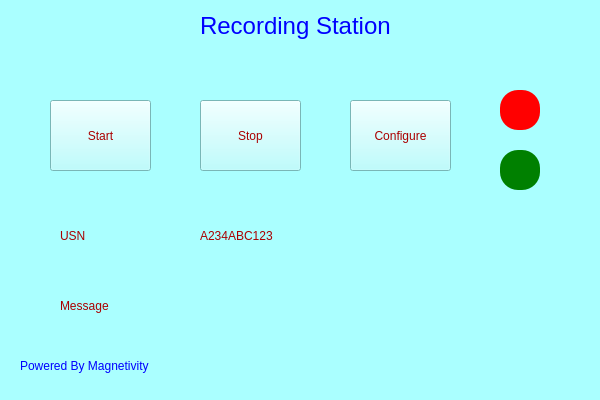
Qt form main.ui (jayantsatkar/BoosterPressingVideoCapture) before a commit.
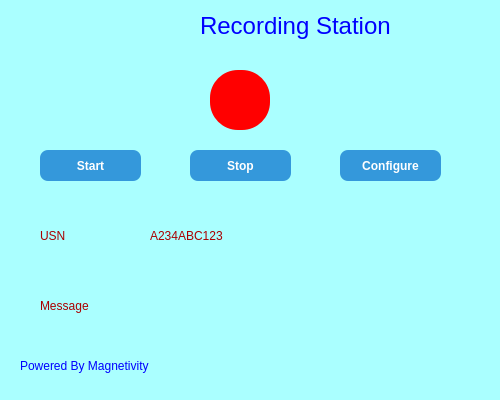
The same form after that commit.

```diff
--- a/main.ui
+++ b/main.ui
@@ -6,19 +6,19 @@
    <rect>
     <x>0</x>
     <y>0</y>
-    <width>600</width>
+    <width>500</width>
     <height>400</height>
    </rect>
   </property>
   <property name="minimumSize">
    <size>
-    <width>600</width>
+    <width>500</width>
     <height>400</height>
    </size>
   </property>
   <property name="maximumSize">
    <size>
-    <width>600</width>
+    <width>500</width>
     <height>400</height>
    </size>
   </property>
@@ -32,15 +32,27 @@
    <widget class="QPushButton" name="BtnConfig">
     <property name="geometry">
      <rect>
-      <x>350</x>
-      <y>100</y>
+      <x>340</x>
+      <y>150</y>
       <width>101</width>
-      <height>71</height>
+      <height>31</height>
      </rect>
     </property>
     <property name="styleSheet">
-     <string notr="true">color: rgb(170, 0, 0);
-font: 14pt &quot;Segoe UI&quot;;</string>
+     <string notr="true">QPushButton {
+    background-color: #3498db;
+    color: white;
+    border-radius: 8px;
+    padding: 6px 12px;
+    font-weight: bold;
+}
+QPushButton:hover {
+    background-color: #2980b9;
+}
+QPushButton:pressed {
+    background-color: #1c6690;
+}
+</string>
     </property>
     <property name="text">
      <string>Configure</string>
@@ -74,15 +86,26 @@
    <widget class="QPushButton" name="BtnStart">
     <property name="geometry">
      <rect>
-      <x>50</x>
-      <y>100</y>
+      <x>40</x>
+      <y>150</y>
       <width>101</width>
-      <height>71</height>
+      <height>31</height>
      </rect>
     </property>
     <property name="styleSheet">
-     <string notr="true">color: rgb(170, 0, 0);
-font: 14pt &quot;Segoe UI&quot;;
+     <string notr="true">QPushButton {
+    background-color: #3498db;
+    color: white;
+    border-radius: 8px;
+    padding: 6px 12px;
+    font-weight: bold;
+}
+QPushButton:hover {
+    background-color: #2980b9;
+}
+QPushButton:pressed {
+    background-color: #1c6690;
+}
 </string>
     </property>
     <property name="text">
@@ -92,15 +115,26 @@
    <widget class="QPushButton" name="BtnStop">
     <property name="geometry">
      <rect>
-      <x>200</x>
-      <y>100</y>
+      <x>190</x>
+      <y>150</y>
       <width>101</width>
-      <height>71</height>
+      <height>31</height>
      </rect>
     </property>
     <property name="styleSheet">
-     <string notr="true">color: rgb(170, 0, 0);
-font: 14pt &quot;Segoe UI&quot;;
+     <string notr="true">QPushButton {
+    background-color: #3498db;
+    color: white;
+    border-radius: 8px;
+    padding: 6px 12px;
+    font-weight: bold;
+}
+QPushButton:hover {
+    background-color: #2980b9;
+}
+QPushButton:pressed {
+    background-color: #1c6690;
+}
 </string>
     </property>
     <property name="text">
@@ -110,7 +144,7 @@
    <widget class="QLabel" name="lblUSN">
     <property name="geometry">
      <rect>
-      <x>60</x>
+      <x>40</x>
       <y>220</y>
       <width>51</width>
       <height>31</height>
@@ -144,7 +178,7 @@
    <widget class="QLabel" name="lblUSNText">
     <property name="geometry">
      <rect>
-      <x>200</x>
+      <x>150</x>
       <y>220</y>
       <width>131</width>
       <height>31</height>
@@ -161,9 +195,9 @@
    <widget class="QLabel" name="lblMessage">
     <property name="geometry">
      <rect>
-      <x>60</x>
+      <x>40</x>
       <y>290</y>
-      <width>511</width>
+      <width>401</width>
       <height>31</height>
      </rect>
     </property>
@@ -178,56 +212,28 @@
    <widget class="QLabel" name="ledRed">
     <property name="geometry">
      <rect>
-      <x>500</x>
-      <y>90</y>
-      <width>40</width>
-      <height>40</height>
+      <x>210</x>
+      <y>70</y>
+      <width>60</width>
+      <height>60</height>
      </rect>
     </property>
     <property name="minimumSize">
      <size>
-      <width>40</width>
-      <height>40</height>
+      <width>60</width>
+      <height>60</height>
      </size>
     </property>
     <property name="maximumSize">
      <size>
-      <width>40</width>
-      <height>40</height>
+      <width>60</width>
+      <height>60</height>
      </size>
     </property>
     <property name="styleSheet">
      <string notr="true">QLabel {
     background-color: red;
-    border-radius: 18px;
-}</string>
-    </property>
-   </widget>
-   <widget class="QLabel" name="ledGreen">
-    <property name="geometry">
-     <rect>
-      <x>500</x>
-      <y>150</y>
-      <width>40</width>
-      <height>40</height>
-     </rect>
-    </property>
-    <property name="minimumSize">
-     <size>
-      <width>40</width>
-      <height>40</height>
-     </size>
-    </property>
-    <property name="maximumSize">
-     <size>
-      <width>40</width>
-      <height>40</height>
-     </size>
-    </property>
-    <property name="styleSheet">
-     <string notr="true">QLabel {
-    background-color: green;
-    border-radius: 18px;
+    border-radius: 28px;
 }</string>
     </property>
    </widget>
```
